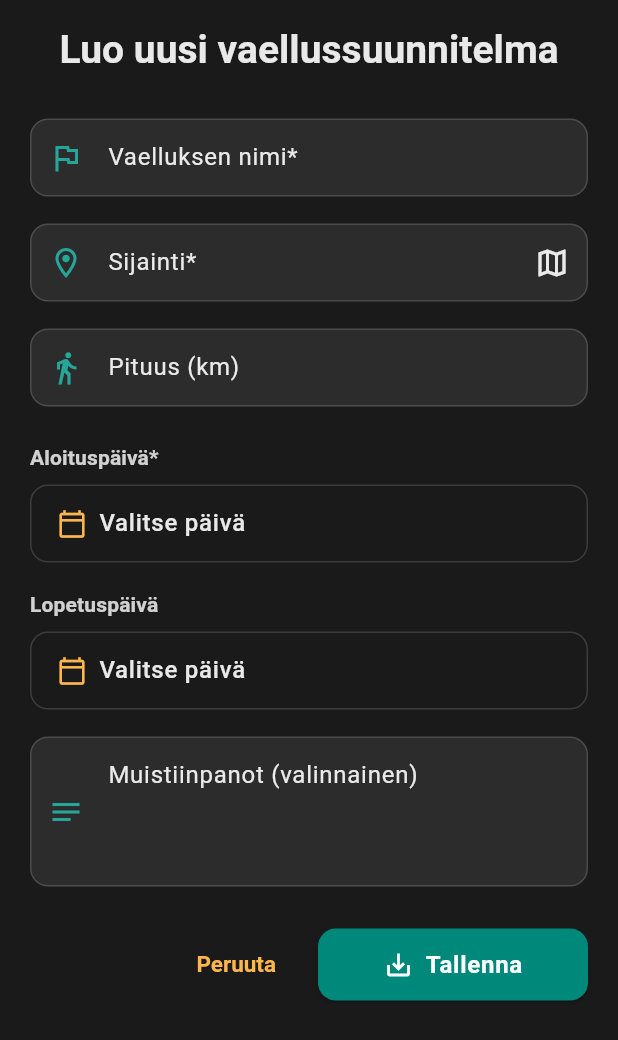
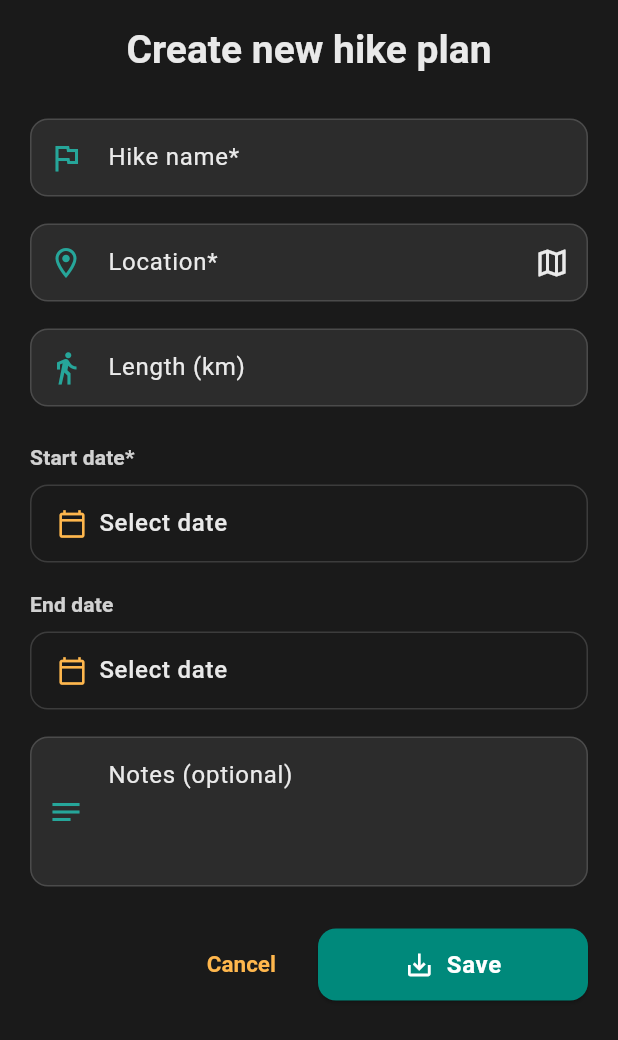
Before and after one commit to OTSO7/Vaella, a Flutter app: the AddHikePlanForm widget shown alone on an empty page, opened directly, on a phone screen of 412 x 824 dp. Shown: the top 1040 px of the screen. Run offline on Flutter 3.47's test engine with Material 3 defaults, Android fonts, the phone set to English and light mode, and no system bars; our stand-ins replace cloud_firestore, firebase_auth, firebase_core, firebase_storage, flutter_map, geocoding and 4 more; accounts and stored records are empty; network calls fail; project files that could hold a hidden picture were left out.

Commit message:
käännettiin omat vaellukset- sivu englanniksi.

```diff
--- a/lib/pages/notes_page.dart
+++ b/lib/pages/notes_page.dart
@@ -76,8 +76,8 @@ class _NotesPageState extends State<NotesPage>
           await _hikePlanService.addHikePlan(newOrUpdatedPlan);
           ScaffoldMessenger.of(context).showSnackBar(
             SnackBar(
-              content: Text(
-                  'Uusi vaellussuunnitelma "${newOrUpdatedPlan.hikeName}" lisätty!'),
+              content:
+                  Text('New hike plan "${newOrUpdatedPlan.hikeName}" added!'),
               backgroundColor: Colors.green[700],
             ),
           );
@@ -85,8 +85,8 @@ class _NotesPageState extends State<NotesPage>
           await _hikePlanService.updateHikePlan(newOrUpdatedPlan);
           ScaffoldMessenger.of(context).showSnackBar(
             SnackBar(
-              content: Text(
-                  'Vaellussuunnitelma "${newOrUpdatedPlan.hikeName}" päivitetty!'),
+              content:
+                  Text('Hike plan "${newOrUpdatedPlan.hikeName}" updated!'),
               backgroundColor: Colors.blue[700],
             ),
           );
@@ -95,7 +95,7 @@ class _NotesPageState extends State<NotesPage>
         if (mounted) {
           ScaffoldMessenger.of(context).showSnackBar(
             SnackBar(
-              content: Text('Virhe: $e'),
+              content: Text('Error: $e'),
               backgroundColor: Colors.redAccent,
             ),
           );
@@ -109,16 +109,17 @@ class _NotesPageState extends State<NotesPage>
       context: context,
       builder: (BuildContext context) {
         return AlertDialog(
-          title: const Text('Poista vaellus?'),
-          content: Text('Haluatko varmasti poistaa vaelluksen "$hikeName"?'),
+          title: const Text('Delete hike?'),
+          content:
+              Text('Are you sure you want to delete the hike "$hikeName"?'),
           actions: <Widget>[
             TextButton(
               onPressed: () => Navigator.of(context).pop(false),
-              child: const Text('Peruuta'),
+              child: const Text('Cancel'),
             ),
             TextButton(
               onPressed: () => Navigator.of(context).pop(true),
-              child: const Text('Poista', style: TextStyle(color: Colors.red)),
+              child: const Text('Delete', style: TextStyle(color: Colors.red)),
             ),
           ],
         );
@@ -131,7 +132,7 @@ class _NotesPageState extends State<NotesPage>
         if (mounted) {
           ScaffoldMessenger.of(context).showSnackBar(
             SnackBar(
-              content: Text('Vaellus "$hikeName" poistettu!'),
+              content: Text('Hike "$hikeName" deleted!'),
               backgroundColor: Colors.red[700],
             ),
           );
@@ -140,7 +141,7 @@ class _NotesPageState extends State<NotesPage>
         if (mounted) {
           ScaffoldMessenger.of(context).showSnackBar(
             SnackBar(
-              content: Text('Virhe poistettaessa vaellusta: $e'),
+              content: Text('Error deleting hike: $e'),
               backgroundColor: Colors.redAccent,
             ),
           );
@@ -164,10 +165,6 @@ class _NotesPageState extends State<NotesPage>
 
     return Scaffold(
       appBar: AppBar(
-        title: Text(
-          'Omat Suunnitelmat',
-          style: textTheme.headlineSmall?.copyWith(fontWeight: FontWeight.bold),
-        ),
         centerTitle: false,
         elevation: 0,
       ),
@@ -183,8 +180,7 @@ class _NotesPageState extends State<NotesPage>
                   }
                   if (snapshot.hasError) {
                     return Center(
-                        child: Text(
-                            'Virhe ladattaessa vaelluksia: ${snapshot.error}'));
+                        child: Text('Error loading hikes: ${snapshot.error}'));
                   }
                   if (!snapshot.hasData || snapshot.data!.isEmpty) {
                     return _buildEmptyState(context, theme);
@@ -199,9 +195,9 @@ class _NotesPageState extends State<NotesPage>
           ? null
           : FloatingActionButton.extended(
               onPressed: _openAddHikePlanModal,
-              tooltip: 'Luo uusi vaellussuunnitelma',
+              tooltip: 'Create a new hike plan',
               icon: const Icon(Icons.add_road),
-              label: const Text('Uusi Suunnitelma'),
+              label: const Text('New Plan'),
               heroTag: 'addHikePlanFab',
             ),
       floatingActionButtonLocation: FloatingActionButtonLocation.centerFloat,
@@ -225,7 +221,7 @@ class _NotesPageState extends State<NotesPage>
             ),
             const SizedBox(height: 24),
             Text(
-              'Kirjaudu sisään nähdäksesi vaelluksesi!',
+              'Sign in to see your hikes!',
               textAlign: TextAlign.center,
               style: textTheme.headlineMedium?.copyWith(
                 color: theme.colorScheme.onBackground.withOpacity(0.9),
@@ -235,7 +231,7 @@ class _NotesPageState extends State<NotesPage>
             ),
             const SizedBox(height: 12),
             Text(
-              'Sinun täytyy olla kirjautuneena sisään nähdäksesi ja hallitaksesi vaellussuunnitelmiasi. Kirjaudu sisään tai luo uusi tili.',
+              'You need to be signed in to view and manage your hike plans. Sign in or create a new account.',
               textAlign: TextAlign.center,
               style: textTheme.bodyLarge?.copyWith(
                 color: theme.colorScheme.onBackground.withOpacity(0.7),
@@ -248,7 +244,7 @@ class _NotesPageState extends State<NotesPage>
                 GoRouter.of(context).go('/login');
               },
               icon: const Icon(Icons.login),
-              label: const Text('Kirjaudu sisään'),
+              label: const Text('Sign in'),
               style: ElevatedButton.styleFrom(
                 padding:
                     const EdgeInsets.symmetric(horizontal: 24, vertical: 12),
@@ -260,7 +256,7 @@ class _NotesPageState extends State<NotesPage>
                 GoRouter.of(context).go('/register');
               },
               child: Text(
-                'Luo uusi tili',
+                'Create new account',
                 style: textTheme.bodyLarge?.copyWith(
                   color: theme.colorScheme.secondary,
                   fontWeight: FontWeight.bold,
@@ -290,7 +286,7 @@ class _NotesPageState extends State<NotesPage>
             ),
             const SizedBox(height: 24),
             Text(
-              'Seikkailusi odottaa!',
+              'Your adventure awaits!',
               textAlign: TextAlign.center,
               style: textTheme.headlineMedium?.copyWith(
                 color: theme.colorScheme.onBackground.withOpacity(0.9),
@@ -300,7 +296,7 @@ class _NotesPageState extends State<NotesPage>
             ),
             const SizedBox(height: 12),
             Text(
-              'Täällä on vielä tyhjää! Kun luot ensimmäisen vaellussuunnitelmasi, se ilmestyy tänne.',
+              'It\'s still empty here! When you create your first hike plan, it will appear here.',
               textAlign: TextAlign.center,
               style: textTheme.bodyLarge?.copyWith(
                 color: theme.colorScheme.onBackground.withOpacity(0.7),
@@ -311,7 +307,7 @@ class _NotesPageState extends State<NotesPage>
             ElevatedButton.icon(
               onPressed: _openAddHikePlanModal,
               icon: const Icon(Icons.add_circle_outline),
-              label: const Text('Luo Ensimmäinen'),
+              label: const Text('Create First'),
               style: ElevatedButton.styleFrom(
                 padding:
                     const EdgeInsets.symmetric(horizontal: 24, vertical: 12),
@@ -323,10 +319,8 @@ class _NotesPageState extends State<NotesPage>
     );
   }
 
-  // --- MUUTOS TÄSSÄ ALKAA ---
   Widget _buildHikeList(List<HikePlan> hikePlans) {
     return ListView.separated(
-      // MUUTETTU ListView.builder -> ListView.separated
       padding: const EdgeInsets.only(top: 12.0, bottom: 96.0),
       itemCount: hikePlans.length,
       itemBuilder: (context, index) {
@@ -337,19 +331,17 @@ class _NotesPageState extends State<NotesPage>
             String coords = '';
             if (plan.latitude != null && plan.longitude != null) {
               coords =
-                  ' (Koord: ${plan.latitude?.toStringAsFixed(4)}, ${plan.longitude?.toStringAsFixed(4)})';
+                  ' (Coords: ${plan.latitude?.toStringAsFixed(4)}, ${plan.longitude?.toStringAsFixed(4)})';
             }
             ScaffoldMessenger.of(context).showSnackBar(SnackBar(
                 content: Text(
-                    'Tarkastellaan suunnitelmaa: ${plan.hikeName} (${plan.status == HikeStatus.completed ? 'suoritettu' : 'tulossa'})$coords')));
+                    'Viewing plan: ${plan.hikeName} (${plan.status == HikeStatus.completed ? 'completed' : 'upcoming'})$coords')));
           },
           onEdit: () => _openAddHikePlanModal(existingPlan: plan),
           onDelete: () => _deleteHikePlan(plan.id, plan.hikeName),
         );
       },
-      separatorBuilder: (context, index) =>
-          const SizedBox(height: 16.0), // LISÄTTY VÄLI
+      separatorBuilder: (context, index) => const SizedBox(height: 16.0),
     );
   }
-  // --- MUUTOS TÄSSÄ LOPPUU ---
 }
--- a/lib/widgets/add_hike_plan_form.dart
+++ b/lib/widgets/add_hike_plan_form.dart
@@ -4,7 +4,7 @@ import 'package:http/http.dart' as http;
 import 'dart:convert';
 import 'dart:async';
 import 'package:geocoding/geocoding.dart';
-import 'package:latlong2/latlong.dart'; // Varmista, että tämä on tuotu
+import 'package:latlong2/latlong.dart';
 import '../models/hike_plan_model.dart';
 import '../widgets/map_picker_page.dart';
 
@@ -86,10 +86,10 @@ class _AddHikePlanFormState extends State<AddHikePlanForm> {
       initialDate: initialDate,
       firstDate: firstDate,
       lastDate: DateTime.now().add(const Duration(days: 365 * 5)),
-      helpText: isStartDate ? 'VALITSE ALKUPÄIVÄ' : 'VALITSE LOPPUPÄIVÄ',
-      confirmText: 'VALITSE',
-      cancelText: 'PERUUTA',
-      locale: const Locale('fi', 'FI'),
+      helpText: isStartDate ? 'SELECT START DATE' : 'SELECT END DATE',
+      confirmText: 'SELECT',
+      cancelText: 'CANCEL',
+      locale: const Locale('en', 'US'),
       builder: (BuildContext context, Widget? child) {
         return Theme(
           data: Theme.of(context).copyWith(
@@ -141,7 +141,7 @@ class _AddHikePlanFormState extends State<AddHikePlanForm> {
     try {
       final response = await http.get(url, headers: {
         'User-Agent':
-            'TrekNoteApp/1.0 (contact@treknote.com)' // **VAIHDA TÄMÄ OMAAN SÄHKÖPOSTIIN/NIMEEN!**
+            'TrekNoteApp/1.0 (contact@treknote.com)' // CHANGE THIS TO YOUR OWN EMAIL/NAME!
       });
 
       if (response.statusCode == 200) {
@@ -158,18 +158,18 @@ class _AddHikePlanFormState extends State<AddHikePlanForm> {
           ScaffoldMessenger.of(context).showSnackBar(
             SnackBar(
               content: Text(
-                  'Sijainnin haku epäonnistui (virhekoodi: ${response.statusCode})'),
+                  'Location search failed (error code: ${response.statusCode})'),
               backgroundColor: Colors.redAccent,
             ),
           );
         }
       }
     } catch (e) {
-      print('Sijainnin hakuvirhe: $e');
+      print('Location search error: $e');
       if (mounted) {
         ScaffoldMessenger.of(context).showSnackBar(
           SnackBar(
-            content: Text('Sijainnin haku epäonnistui: $e'),
+            content: Text('Location search failed: $e'),
             backgroundColor: Colors.redAccent,
           ),
         );
@@ -226,7 +226,7 @@ class _AddHikePlanFormState extends State<AddHikePlanForm> {
       ScaffoldMessenger.of(context).showSnackBar(
         SnackBar(
           content: Text(
-              'Sijainti "$shortLocationName" valittu. Koordinaatit: ${_latitude?.toStringAsFixed(4)}, ${_longitude?.toStringAsFixed(4)}'),
+              'Location "$shortLocationName" selected. Coordinates: ${_latitude?.toStringAsFixed(4)}, ${_longitude?.toStringAsFixed(4)}'),
           backgroundColor: Colors.green[700],
         ),
       );
@@ -248,10 +248,10 @@ class _AddHikePlanFormState extends State<AddHikePlanForm> {
         List<Placemark> placemarks = await placemarkFromCoordinates(
           pickedLocation.latitude,
           pickedLocation.longitude,
-          localeIdentifier: 'fi_FI', // Tämä on oikein
+          localeIdentifier: 'en_US',
         );
 
-        String displayAddress = 'Tuntematon sijainti';
+        String displayAddress = 'Unknown location';
         if (placemarks.isNotEmpty) {
           final placemark = placemarks.first;
           List<String?> addressParts = [
@@ -285,7 +285,7 @@ class _AddHikePlanFormState extends State<AddHikePlanForm> {
         ScaffoldMessenger.of(context).showSnackBar(
           SnackBar(
             content: Text(
-                'Sijainti "${displayAddress}" valittu kartalta. Koordinaatit: ${_latitude?.toStringAsFixed(4)}, ${_longitude?.toStringAsFixed(4)}'),
+                'Location "$displayAddress" selected from map. Coordinates: ${_latitude?.toStringAsFixed(4)}, ${_longitude?.toStringAsFixed(4)}'),
             backgroundColor: Colors.green[700],
           ),
         );
@@ -293,7 +293,7 @@ class _AddHikePlanFormState extends State<AddHikePlanForm> {
         if (mounted) {
           ScaffoldMessenger.of(context).showSnackBar(
             SnackBar(
-              content: Text('Sijainnin geokoodaus epäonnistui: $e'),
+              content: Text('Geocoding failed: $e'),
               backgroundColor: Colors.redAccent,
             ),
           );
@@ -305,50 +305,43 @@ class _AddHikePlanFormState extends State<AddHikePlanForm> {
   void _submitForm() {
     if (!mounted) return;
 
-    // Kutsutaan ensin formin validatoria tarkistamaan pakolliset kentät
     if (!_formKey.currentState!.validate()) {
-      return; // Jos validoinnissa virheitä, älä jatka
+      return;
     }
 
     if (_startDate == null) {
       ScaffoldMessenger.of(context).showSnackBar(
         const SnackBar(
-          content: Text('Valitse vaelluksen aloituspäivämäärä.'),
+          content: Text('Select the hike start date.'),
           backgroundColor: Colors.redAccent,
         ),
       );
       return;
     }
 
-    // Erillinen tarkistus sijaintikentän tekstille, jos se ei ole tyhjä
-    // ja koordinaatit puuttuvat, vaikka validator onkin yllä
     if (_locationController.text.trim().isNotEmpty &&
         (_latitude == null || _longitude == null)) {
       ScaffoldMessenger.of(context).showSnackBar(
         const SnackBar(
-          content: Text(
-              'Valitse kelvollinen sijainti automaattisen täydennyksen tai kartan avulla.'),
+          content:
+              Text('Select a valid location using autocomplete or the map.'),
           backgroundColor: Colors.redAccent,
         ),
       );
       return;
     }
 
-    // Jos _locationController on tyhjä, silloin koordinaattejakaan ei pitäisi olla
-    // ja validointi yllä hoitaa tämän.
-    // TÄMÄ TARKISTUS ON TÄRKEÄ VIELÄ TÄSSÄ KOHTAA varmistaakseen, että koordinaatit ovat asetettu.
     if (_latitude == null || _longitude == null) {
       ScaffoldMessenger.of(context).showSnackBar(
         const SnackBar(
           content: Text(
-              'Vaelluksen sijainti on pakollinen ja se on valittava kartalta tai ehdotuksista.'),
+              'Hike location is required and must be selected from the map or suggestions.'),
           backgroundColor: Colors.redAccent,
         ),
       );
       return;
     }
 
-    // Jos kaikki on kunnossa, luo tai päivitä HikePlan
     HikePlan resultPlan;
     if (widget.existingPlan != null) {
       resultPlan = widget.existingPlan!.copyWith(
@@ -395,10 +388,10 @@ class _AddHikePlanFormState extends State<AddHikePlanForm> {
     final textTheme = theme.textTheme;
     late DateFormat dateFormat;
     try {
-      dateFormat = DateFormat('d.M.yyyy', 'fi_FI');
+      dateFormat = DateFormat('d.M.yyyy', 'en_US');
     } catch (e) {
       print(
-          "DateFormat('fi_FI') epäonnistui AddHikePlanFormissa: $e. Käytetään oletuslokaalia.");
+          "DateFormat('en_US') failed in AddHikePlanForm: $e. Using default locale.");
       dateFormat = DateFormat('d.M.yyyy');
     }
 
@@ -414,8 +407,8 @@ class _AddHikePlanFormState extends State<AddHikePlanForm> {
         const SizedBox(height: 16),
         Text(
           widget.existingPlan == null
-              ? 'Luo uusi vaellussuunnitelma'
-              : 'Muokkaa vaellussuunnitelmaa',
+              ? 'Create new hike plan'
+              : 'Edit hike plan',
           style: textTheme.headlineSmall?.copyWith(
             fontWeight: FontWeight.bold,
             color: theme.colorScheme.onSurface,
@@ -437,8 +430,8 @@ class _AddHikePlanFormState extends State<AddHikePlanForm> {
                     controller: _nameController,
                     style: inputTextStyle,
                     decoration: InputDecoration(
-                      labelText: 'Vaelluksen nimi*',
-                      hintText: 'Esim. Pääsiäisvaellus Kevolla',
+                      labelText: 'Hike name*',
+                      hintText: 'E.g. Easter hike in Kevo',
                       prefixIcon: Icon(Icons.flag_outlined,
                           color: theme.colorScheme.primary),
                       contentPadding: const EdgeInsets.symmetric(
@@ -447,7 +440,7 @@ class _AddHikePlanFormState extends State<AddHikePlanForm> {
                     keyboardType: TextInputType.text,
                     validator: (value) =>
                         (value == null || value.trim().isEmpty)
-                            ? 'Syötä vaelluksen nimi'
+                            ? 'Enter hike name'
                             : null,
                   ),
                   const SizedBox(height: 18),
@@ -455,9 +448,8 @@ class _AddHikePlanFormState extends State<AddHikePlanForm> {
                     controller: _locationController,
                     style: inputTextStyle,
                     decoration: InputDecoration(
-                      labelText: 'Sijainti*',
-                      hintText:
-                          'Aloita kirjoittamaan sijaintia tai valitse kartalta...',
+                      labelText: 'Location*',
+                      hintText: 'Start typing a location or pick from map...',
                       prefixIcon: Icon(Icons.location_on_outlined,
                           color: theme.colorScheme.primary),
                       suffixIcon: ValueListenableBuilder<bool>(
@@ -476,7 +468,7 @@ class _AddHikePlanFormState extends State<AddHikePlanForm> {
                           } else {
                             return IconButton(
                               icon: const Icon(Icons.map_outlined),
-                              tooltip: 'Valitse sijainti kartalta',
+                              tooltip: 'Pick location from map',
                               onPressed: _pickLocationFromMap,
                             );
                           }
@@ -485,12 +477,11 @@ class _AddHikePlanFormState extends State<AddHikePlanForm> {
                       contentPadding: const EdgeInsets.symmetric(
                           horizontal: 18, vertical: 14),
                     ),
-                    // Päivitetty validator: tarkistaa vain kentän tyhjyyden
                     validator: (value) {
                       if (value == null || value.trim().isEmpty) {
-                        return 'Vaelluksen sijainti on pakollinen';
+                        return 'Hike location is required';
                       }
-                      return null; // Koordinaattien tarkistus tapahtuu _submitFormissa
+                      return null;
                     },
                   ),
                   if (_locationSuggestions.isNotEmpty)
@@ -581,8 +572,8 @@ class _AddHikePlanFormState extends State<AddHikePlanForm> {
                     controller: _lengthController,
                     style: inputTextStyle,
                     decoration: InputDecoration(
-                      labelText: 'Pituus (km)',
-                      hintText: 'Esim. 25.5',
+                      labelText: 'Length (km)',
+                      hintText: 'E.g. 25.5',
                       prefixIcon: Icon(Icons.directions_walk_outlined,
                           color: theme.colorScheme.primary),
                       contentPadding: const EdgeInsets.symmetric(
@@ -594,9 +585,9 @@ class _AddHikePlanFormState extends State<AddHikePlanForm> {
                       if (value != null && value.trim().isNotEmpty) {
                         final val = value.trim().replaceAll(',', '.');
                         if (double.tryParse(val) == null)
-                          return 'Syötä validi numero';
+                          return 'Enter a valid number';
                         if (double.parse(val) < 0)
-                          return 'Pituuden on oltava positiivinen';
+                          return 'Length must be positive';
                       }
                       return null;
                     },
@@ -611,20 +602,20 @@ class _AddHikePlanFormState extends State<AddHikePlanForm> {
                               children: [
                                 Expanded(
                                     child: _buildDateField(context, theme,
-                                        dateFormat, true, 'Aloituspäivä*')),
+                                        dateFormat, true, 'Start date*')),
                                 const SizedBox(width: 16),
                                 Expanded(
                                     child: _buildDateField(context, theme,
-                                        dateFormat, false, 'Lopetuspäivä')),
+                                        dateFormat, false, 'End date')),
                               ],
                             )
                           : Column(
                               children: [
                                 _buildDateField(context, theme, dateFormat,
-                                    true, 'Aloituspäivä*'),
+                                    true, 'Start date*'),
                                 const SizedBox(height: 18),
                                 _buildDateField(context, theme, dateFormat,
-                                    false, 'Lopetuspäivä'),
+                                    false, 'End date'),
                               ],
                             );
                     },
@@ -634,8 +625,8 @@ class _AddHikePlanFormState extends State<AddHikePlanForm> {
                     controller: _notesController,
                     style: inputTextStyle,
                     decoration: InputDecoration(
-                      labelText: 'Muistiinpanot (valinnainen)',
-                      hintText: 'Esim. Varusteet, reitti, pakkauslista...',
+                      labelText: 'Notes (optional)',
+                      hintText: 'E.g. gear, route, packing list...',
                       prefixIcon: Icon(Icons.notes_outlined,
                           color: theme.colorScheme.primary),
                       alignLabelWithHint: true,
@@ -670,15 +661,14 @@ class _AddHikePlanFormState extends State<AddHikePlanForm> {
                     padding: const EdgeInsets.symmetric(
                         horizontal: 16, vertical: 10),
                   ),
-                  child: const Text('Peruuta'),
+                  child: const Text('Cancel'),
                 ),
               ),
               const SizedBox(width: 12),
               Flexible(
                 child: ElevatedButton.icon(
                   icon: const Icon(Icons.save_alt_outlined, size: 20),
-                  label: Text(
-                      widget.existingPlan == null ? 'Tallenna' : 'Päivitä',
+                  label: Text(widget.existingPlan == null ? 'Save' : 'Update',
                       style: const TextStyle(fontSize: 16)),
                   onPressed: _submitForm,
                   style: ElevatedButton.styleFrom(
@@ -734,7 +724,7 @@ class _AddHikePlanFormState extends State<AddHikePlanForm> {
               color: theme.colorScheme.secondary, size: 20),
           label: Text(
             (isStartDate ? _startDate : _endDate) == null
-                ? 'Valitse päivä'
+                ? 'Select date'
                 : dateFormat.format((isStartDate ? _startDate : _endDate)!),
             style: buttonTextStyle,
           ),
```
Also changed, not shown: lib/widgets/hike_plan_card.dart (+12 -14 lines).
